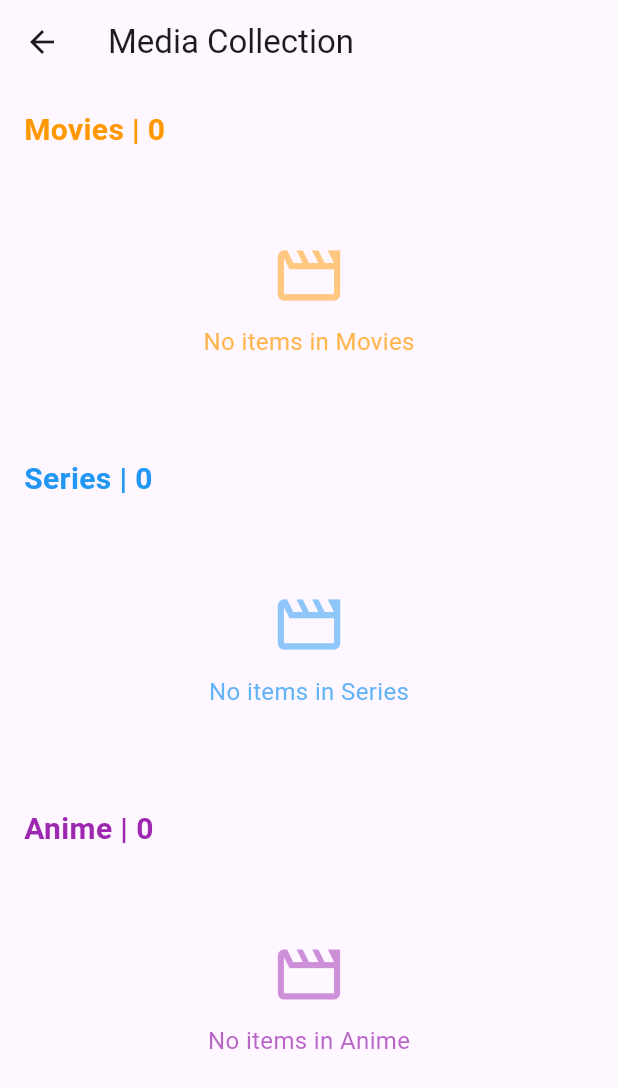
After one commit to youssefgr/ProjetFlutterYoussef, a Flutter app: the MediaHome screen opened directly, on a phone screen of 412 x 824 dp. The commit adds this screen. Shown: the top 1088 px of the screen. Run offline on Flutter 3.47's test engine with Material 3 defaults, Android fonts, the phone set to English and light mode, and no system bars; our stand-ins replace image_picker, supabase_flutter; missing offline and left inert: flutter_gcaptcha_v3; accounts and stored records are empty; network calls fail.

Commit message:
MyAnimeList | TMDB API Integration

```diff
--- /dev/null
+++ b/lib/Models/Akram/anime_model.dart
@@ -0,0 +1,20 @@
+class Anime {
+  final int id;
+  final String title;
+  final String posterPath;
+
+  Anime({
+    required this.id,
+    required this.title,
+    required this.posterPath,
+  });
+
+  factory Anime.fromJson(Map<String, dynamic> json) {
+    final node = json['node'] ?? json;
+    return Anime(
+      id: node['id'] ?? 0,
+      title: node['title'] ?? '',
+      posterPath: node['main_picture']?['medium'] ?? '',
+    );
+  }
+}
--- /dev/null
+++ b/lib/Models/Akram/movie_model.dart
@@ -0,0 +1,19 @@
+class Movie {
+  final int id;
+  final String title;
+  final String posterPath;
+
+  Movie({
+    required this.id,
+    required this.title,
+    required this.posterPath,
+  });
+
+  factory Movie.fromJson(Map<String, dynamic> json) {
+    return Movie(
+      id: json['id'] ?? 0,
+      title: json['title'] ?? '',
+      posterPath: json['poster_path'] ?? '',
+    );
+  }
+}
--- /dev/null
+++ b/lib/Models/Akram/series_model.dart
@@ -0,0 +1,19 @@
+class Series {
+  final int id;
+  final String name;
+  final String posterPath;
+
+  Series({
+    required this.id,
+    required this.name,
+    required this.posterPath,
+  });
+
+  factory Series.fromJson(Map<String, dynamic> json) {
+    return Series(
+      id: json['id'] ?? 0,
+      name: json['name'] ?? '',
+      posterPath: json['poster_path'] ?? '',
+    );
+  }
+}
--- /dev/null
+++ b/lib/Views/Akram/Media/media_home.dart
@@ -0,0 +1,296 @@
+import 'package:flutter/material.dart';
+import 'package:http/http.dart' as http;
+import 'dart:convert';
+import '../../../Models/Akram/movie_model.dart';
+import '../../../Models/Akram/series_model.dart';
+import '../../../Models/Akram/anime_model.dart';
+
+class MediaHome extends StatefulWidget {
+  const MediaHome({super.key});
+
+  @override
+  State<MediaHome> createState() => _MediaHomeState();
+}
+
+class _MediaHomeState extends State<MediaHome> {
+  bool _isLoading = true;
+  List<Movie> _movies = [];
+  List<Series> _series = [];
+  List<Anime> _anime = [];
+
+  @override
+  void initState() {
+    super.initState();
+    _loadData();
+  }
+
+  Future<void> _loadData() async {
+    setState(() {
+      _isLoading = true;
+    });
+
+    await Future.wait([
+      _loadMovies(),
+      _loadSeries(),
+      _loadAnime(),
+    ]);
+
+    setState(() {
+      _isLoading = false;
+    });
+  }
+
+  Future<void> _loadMovies() async {
+    try {
+      final response = await http.get(
+        Uri.parse('https://api.themoviedb.org/3/movie/popular?api_key=e30a8bbae804539701776e9413710ee0'),
+      );
+
+      if (response.statusCode == 200) {
+        final data = json.decode(response.body);
+        final List<dynamic> results = data['results'];
+
+        setState(() {
+          _movies = results.map((json) => Movie.fromJson(json)).toList();
+        });
+      }
+    } catch (e) {
+      print('Error loading movies: $e');
+    }
+  }
+
+  Future<void> _loadSeries() async {
+    try {
+      final response = await http.get(
+        Uri.parse('https://api.themoviedb.org/3/tv/popular?api_key=e30a8bbae804539701776e9413710ee0'),
+      );
+
+      if (response.statusCode == 200) {
+        final data = json.decode(response.body);
+        final List<dynamic> results = data['results'];
+
+        setState(() {
+          _series = results.map((json) => Series.fromJson(json)).toList();
+        });
+      }
+    } catch (e) {
+      print('Error loading series: $e');
+    }
+  }
+
+  Future<void> _loadAnime() async {
+    try {
+      final response = await http.get(
+        Uri.parse('https://api.myanimelist.net/v2/anime/ranking?ranking_type=bypopularity&limit=20'),
+        headers: {
+          'X-MAL-CLIENT-ID': 'fa38936ac71c9615ff9e37646443b609',
+        },
+      );
+
+      if (response.statusCode == 200) {
+        final data = json.decode(response.body);
+        final List<dynamic> results = data['data'];
+
+        setState(() {
+          _anime = results.map((json) => Anime.fromJson(json)).toList();
+        });
+      }
+    } catch (e) {
+      print('Error loading anime: $e');
+    }
+  }
+
+  @override
+  Widget build(BuildContext context) {
+    if (_isLoading) {
+      return const Scaffold(
+        body: Center(
+          child: CircularProgressIndicator(),
+        ),
+      );
+    }
+
+    return Scaffold(
+      appBar: AppBar(
+        title: const Text('Media Collection'),
+      ),
+      body: RefreshIndicator(
+        onRefresh: _loadData,
+        child: SingleChildScrollView(
+          physics: const AlwaysScrollableScrollPhysics(),
+          child: Column(
+            children: [
+              const SizedBox(height: 16),
+              _buildHorizontalSection(_movies, 'Movies', Colors.orange),
+              const SizedBox(height: 16),
+              _buildHorizontalSection(_series, 'Series', Colors.blue),
+              const SizedBox(height: 16),
+              _buildHorizontalSection(_anime, 'Anime', Colors.purple),
+              const SizedBox(height: 16),
+            ],
+          ),
+        ),
+      ),
+    );
+  }
+
+  Widget _buildHorizontalSection(List<dynamic> items, String title, Color color) {
+    return Column(
+      crossAxisAlignment: CrossAxisAlignment.start,
+      children: [
+        Padding(
+          padding: const EdgeInsets.symmetric(horizontal: 16),
+          child: Text(
+            '$title | ${items.length}',
+            style: TextStyle(
+              color: color,
+              fontSize: 20,
+              fontWeight: FontWeight.bold,
+            ),
+          ),
+        ),
+        const SizedBox(height: 8),
+        Container(
+          height: 180,
+          child: items.isEmpty
+              ? _buildEmptySection(title, color)
+              : _buildHorizontalScrollView(items, color),
+        ),
+      ],
+    );
+  }
+
+  Widget _buildEmptySection(String title, Color color) {
+    return Container(
+      padding: const EdgeInsets.symmetric(horizontal: 16),
+      child: Center(
+        child: Column(
+          mainAxisAlignment: MainAxisAlignment.center,
+          children: [
+            Icon(
+              Icons.movie_outlined,
+              size: 50,
+              color: color.withOpacity(0.5),
+            ),
+            const SizedBox(height: 8),
+            Text(
+              'No items in $title',
+              style: TextStyle(
+                color: color.withOpacity(0.7),
+                fontSize: 16,
+              ),
+            ),
+          ],
+        ),
+      ),
+    );
+  }
+
+  Widget _buildHorizontalScrollView(List<dynamic> items, Color color) {
+    return ListView.builder(
+      scrollDirection: Axis.horizontal,
+      padding: const EdgeInsets.symmetric(horizontal: 8),
+      itemCount: items.length,
+      itemBuilder: (context, index) {
+        final item = items[index];
+        return Container(
+          width: 120,
+          margin: const EdgeInsets.symmetric(horizontal: 4),
+          child: _buildMediaCard(item, color),
+        );
+      },
+    );
+  }
+
+  Widget _buildMediaCard(dynamic item, Color color) {
+    String imageUrl = '';
+    String title = '';
+
+    if (item is Movie) {
+      imageUrl = item.posterPath.isNotEmpty
+          ? 'https://image.tmdb.org/t/p/w500${item.posterPath}'
+          : '';
+      title = item.title;
+    } else if (item is Series) {
+      imageUrl = item.posterPath.isNotEmpty
+          ? 'https://image.tmdb.org/t/p/w500${item.posterPath}'
+          : '';
+      title = item.name;
+    } else if (item is Anime) {
+      imageUrl = item.posterPath;
+      title = item.title;
+    }
+
+    return GestureDetector(
+      onTap: () {
+        // Handle tap if needed
+      },
+      child: Card(
+        elevation: 4,
+        shape: RoundedRectangleBorder(
+          borderRadius: BorderRadius.circular(8),
+        ),
+        child: Column(
+          crossAxisAlignment: CrossAxisAlignment.stretch,
+          children: [
+            Expanded(
+              child: ClipRRect(
+                borderRadius: const BorderRadius.vertical(top: Radius.circular(8)),
+                child: imageUrl.isNotEmpty
+                    ? Image.network(
+                  imageUrl,
+                  fit: BoxFit.cover,
+                  errorBuilder: (context, error, stackTrace) {
+                    return Container(
+                      color: color.withOpacity(0.2),
+                      child: Icon(
+                        Icons.movie_outlined,
+                        color: color,
+                        size: 40,
+                      ),
+                    );
+                  },
+                  loadingBuilder: (context, child, loadingProgress) {
+                    if (loadingProgress == null) return child;
+                    return Container(
+                      color: color.withOpacity(0.1),
+                      child: Center(
+                        child: CircularProgressIndicator(
+                          value: loadingProgress.expectedTotalBytes != null
+                              ? loadingProgress.cumulativeBytesLoaded /
+                              loadingProgress.expectedTotalBytes!
+                              : null,
+                        ),
+                      ),
+                    );
+                  },
+                )
+                    : Container(
+                  color: color.withOpacity(0.2),
+                  child: Icon(
+                    Icons.movie_outlined,
+                    color: color,
+                    size: 40,
+                  ),
+                ),
+              ),
+            ),
+            Padding(
+              padding: const EdgeInsets.all(8.0),
+              child: Text(
+                title,
+                maxLines: 2,
+                overflow: TextOverflow.ellipsis,
+                style: const TextStyle(
+                  fontSize: 12,
+                  fontWeight: FontWeight.w500,
+                ),
+                textAlign: TextAlign.center,
+              ),
+            ),
+          ],
+        ),
+      ),
+    );
+  }
+}
```
Also changed, not shown: lib/Views/Shared/Navigation/nav_bottom.dart (+6 -5 lines).
